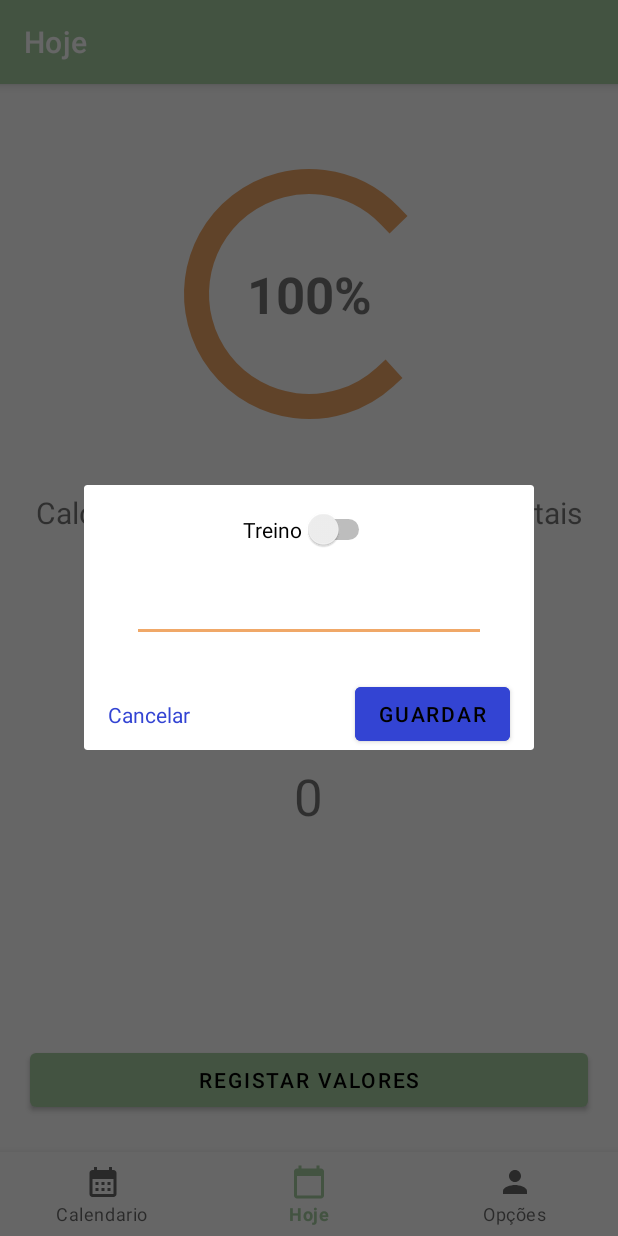
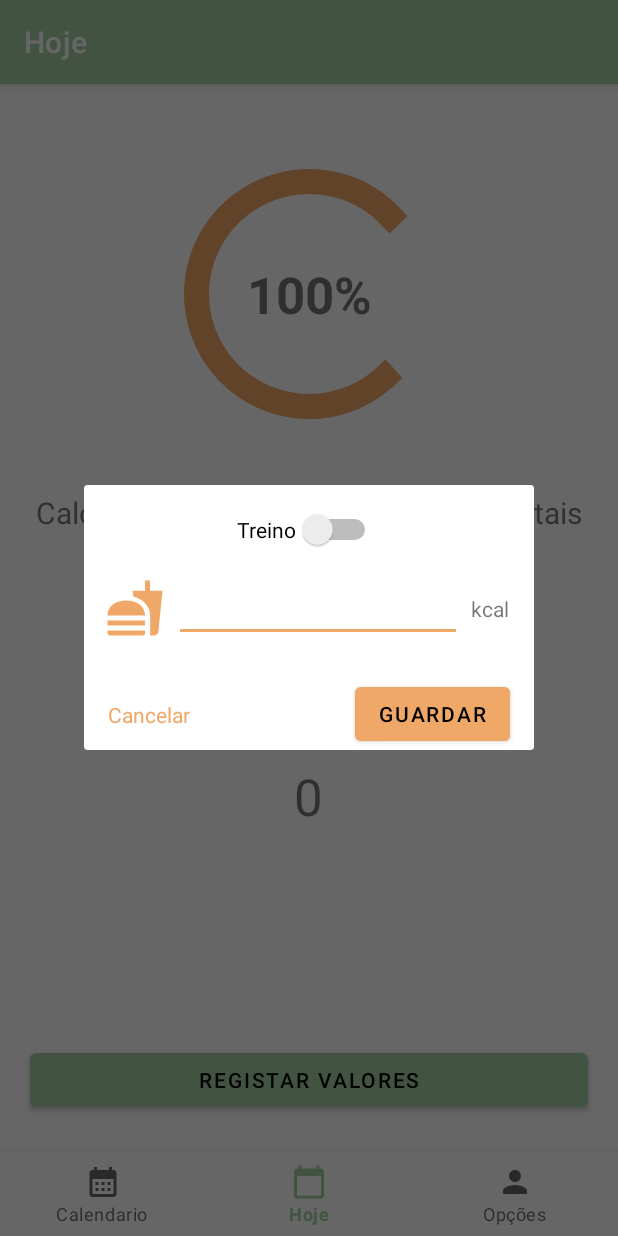
Before and after one commit to RicardoFernandes17/PDMProjetoFinal18476, an Android app: the fragment CreateCategoryLogDialogFragment placed in its activity, on a phone screen of 412 x 824 dp. Run offline under Robolectric (Android 15) with nearby library versions, the phone set to English and light mode, and no system bars; our stand-ins replace Firebase (no records; nobody signed in at launch, a user with empty details on screens opened directly), navigation-ui.

Commit message:
Changes 9/01/2023

```diff
--- a/app/src/main/java/ipca/pdm/pdmprojetofinal18476/helpers/Helpers.kt
+++ b/app/src/main/java/ipca/pdm/pdmprojetofinal18476/helpers/Helpers.kt
@@ -93,10 +93,10 @@ fun editCurrentGoal(
                 val itemToUpdate = DailyCountElement.fromDoc(documents.first())
                 itemToUpdate.goal = goal
 
-                getCaloriesCollection(database, user).document(itemToUpdate.uid!!)
+                getCaloriesCollection(database, user).document(itemToUpdate.uid)
                     .update(itemToUpdate.toHashMap()).addOnSuccessListener {
 
-                    }.addOnFailureListener { e ->
+                    }.addOnFailureListener { _ ->
                         Toast.makeText(
                             activity, "Falha de conexão", Toast.LENGTH_SHORT
                         ).show()
--- a/app/src/main/java/ipca/pdm/pdmprojetofinal18476/ui/home/CalendarListFragment.kt
+++ b/app/src/main/java/ipca/pdm/pdmprojetofinal18476/ui/home/CalendarListFragment.kt
@@ -96,7 +96,7 @@ class CalendarListFragment : Fragment() {
             calorieNumberTextView.text = "${items[position].counter}"
             calorieGoalTextView.text = "$burnedWithGoal"
 
-            val difference = (burnedWithGoal!! - items[position].counter!!).toInt()
+            val difference = (burnedWithGoal - items[position].counter!!).toInt()
 
             if (difference >= 0) {
                 if (items[position].date === today && difference >= 200 || items[position].date !== today) {
--- a/app/src/main/java/ipca/pdm/pdmprojetofinal18476/ui/home/CreateCategoryLogDialogFragment.kt
+++ b/app/src/main/java/ipca/pdm/pdmprojetofinal18476/ui/home/CreateCategoryLogDialogFragment.kt
@@ -47,6 +47,11 @@ class CreateCategoryLogDialogFragment : DialogFragment() {
 
         binding.textButtonView.setOnClickListener {
             dismiss()
+        }
+
+        binding.addRemoveSwitch.setOnClickListener {
+            val switch : Boolean = binding.addRemoveSwitch.isChecked
+            binding.iconView.setImageDrawable(resources.getDrawable(if (switch) R.drawable.ic_baseline_sports_gymnastics_24 else R.drawable.ic_baseline_fastfood_24))
         }
 
         binding.buttonAddCalorie.setOnClickListener {
@@ -102,7 +107,7 @@ class CreateCategoryLogDialogFragment : DialogFragment() {
 
             val result = "result"
 
-            parentFragmentManager.setFragmentResult("addCalLog", bundleOf("sucess" to result))
+            setFragmentResult("addCalLog", bundleOf("sucess" to result))
             dismiss()
         }
     }
--- a/app/src/main/java/ipca/pdm/pdmprojetofinal18476/ui/home/CurrentListFragment.kt
+++ b/app/src/main/java/ipca/pdm/pdmprojetofinal18476/ui/home/CurrentListFragment.kt
@@ -38,6 +38,10 @@ class CurrentListFragment : Fragment() {
             var dialog = CreateCategoryLogDialogFragment()
 
             dialog.show(childFragmentManager, "customDialog")
+
+            dialog.setFragmentResultListener("addCalLog"){
+                requestKey, bundle ->  getCurrentElement()
+            }
         }
 
         return binding.root
@@ -48,10 +52,6 @@ class CurrentListFragment : Fragment() {
 
         getCurrentElement()
 
-        setFragmentResultListener("addCalLog") { _, bundle ->
-            Toast.makeText(activity, "RTeste", Toast.LENGTH_SHORT)
-            getCurrentElement()
-        }
     }
 
     private fun getCurrentElement() {
--- /dev/null
+++ b/app/src/main/res/drawable/ic_baseline_fastfood_24.xml
@@ -0,0 +1,5 @@
+<vector android:height="24dp" android:tint="#000000"
+    android:viewportHeight="24" android:viewportWidth="24"
+    android:width="24dp" xmlns:android="http://schemas.android.com/apk/res/android">
+    <path android:fillColor="@android:color/white" android:pathData="M18.06,22.99h1.66c0.84,0 1.53,-0.64 1.63,-1.46L23,5.05h-5L18,1h-1.97v4.05h-4.97l0.3,2.34c1.71,0.47 3.31,1.32 4.27,2.26 1.44,1.42 2.43,2.89 2.43,5.29v8.05zM1,21.99L1,21h15.03v0.99c0,0.55 -0.45,1 -1.01,1L2.01,22.99c-0.56,0 -1.01,-0.45 -1.01,-1zM16.03,14.99c0,-8 -15.03,-8 -15.03,0h15.03zM1.02,17h15v2h-15z"/>
+</vector>
--- /dev/null
+++ b/app/src/main/res/drawable/ic_baseline_sports_gymnastics_24.xml
@@ -0,0 +1,5 @@
+<vector android:height="24dp" android:tint="#000000"
+    android:viewportHeight="24" android:viewportWidth="24"
+    android:width="24dp" xmlns:android="http://schemas.android.com/apk/res/android">
+    <path android:fillColor="@android:color/white" android:pathData="M4,6c0,-1.1 0.9,-2 2,-2s2,0.9 2,2S7.1,8 6,8S4,7.1 4,6zM1,9h6l7,-5l1.31,1.52L11.14,8.5H14L21.8,4L23,5.4L14.5,12L14,22h-2l-0.5,-10L8,11H1V9z"/>
+</vector>
--- a/app/src/main/res/layout/fragment_create_category_log_dialog_list_dialog.xml
+++ b/app/src/main/res/layout/fragment_create_category_log_dialog_list_dialog.xml
@@ -4,18 +4,18 @@
     xmlns:tools="http://schemas.android.com/tools"
     android:id="@+id/fragment_edit_settings"
     android:layout_width="match_parent"
-    android:minWidth="300dp"
     android:layout_height="wrap_content"
     android:layout_margin="10dp"
+    android:minWidth="300dp"
     tools:context=".ui.home.CreateCategoryLogDialogFragment">
 
         <EditText
             android:id="@+id/editTextNumber"
             android:layout_width="0dp"
             android:layout_height="wrap_content"
-            android:layout_marginStart="32dp"
+            android:layout_marginStart="60dp"
             android:layout_marginTop="16dp"
-            android:layout_marginEnd="32dp"
+            android:layout_marginEnd="48dp"
             android:ems="10"
             android:inputType="number"
             app:layout_constraintEnd_toEndOf="parent"
@@ -28,7 +28,9 @@
             android:layout_height="wrap_content"
             android:layout_alignParentTop="true"
             android:layout_marginTop="16dp"
-            android:backgroundTint="#3344D3"
+            android:backgroundTint="@color/secondary_200"
+            android:buttonTint="@color/secondary_200"
+            android:switchMinWidth="56dp"
             android:text="Treino"
             app:layout_constraintEnd_toEndOf="parent"
             app:layout_constraintStart_toStartOf="parent"
@@ -40,7 +42,7 @@
             android:layout_height="wrap_content"
             android:layout_marginTop="24dp"
             android:layout_marginEnd="16dp"
-            android:backgroundTint="#3344D3"
+            android:backgroundTint="@color/secondary_200"
             android:text="Guardar"
             app:layout_constraintEnd_toEndOf="parent"
             app:layout_constraintTop_toBottomOf="@+id/editTextNumber" />
@@ -51,9 +53,30 @@
             android:layout_height="wrap_content"
             android:layout_marginStart="16dp"
             android:text="Cancelar"
-            android:textColor="#3344D3"
+            android:textColor="@color/secondary_200"
             app:layout_constraintBottom_toBottomOf="@+id/buttonAddCalorie"
             app:layout_constraintStart_toStartOf="parent"
             app:layout_constraintTop_toTopOf="@+id/buttonAddCalorie" />
 
+        <TextView
+            android:id="@+id/textView"
+            android:layout_width="wrap_content"
+            android:layout_height="wrap_content"
+            android:layout_marginStart="6dp"
+            android:text="kcal"
+            app:layout_constraintBottom_toBottomOf="@+id/editTextNumber"
+            app:layout_constraintStart_toEndOf="@+id/editTextNumber"
+            app:layout_constraintTop_toTopOf="@+id/editTextNumber" />
+
+        <ImageView
+            android:id="@+id/iconView"
+            android:layout_width="40dp"
+            android:layout_height="40dp"
+            android:layout_marginEnd="6dp"
+            android:src="@drawable/ic_baseline_fastfood_24"
+            app:layout_constraintBottom_toBottomOf="@+id/editTextNumber"
+            app:layout_constraintEnd_toStartOf="@+id/editTextNumber"
+            app:layout_constraintTop_toTopOf="@+id/editTextNumber"
+            app:tint="@color/secondary_200" />
+
 </androidx.constraintlayout.widget.ConstraintLayout>
--- a/app/src/main/res/layout/fragment_current_list.xml
+++ b/app/src/main/res/layout/fragment_current_list.xml
@@ -34,6 +34,10 @@
         android:layout_width="200dp"
         android:layout_height="200dp"
         android:layout_marginTop="40dp"
+        android:indeterminate="false"
+        android:max="100"
+        android:progress="50"
+        android:secondaryProgress="100"
         app:layout_constraintEnd_toEndOf="parent"
         app:layout_constraintStart_toStartOf="parent"
         app:layout_constraintTop_toTopOf="parent" />
--- a/app/src/main/res/layout/fragment_edit_user_settings_dialog_list_dialog.xml
+++ b/app/src/main/res/layout/fragment_edit_user_settings_dialog_list_dialog.xml
@@ -27,7 +27,7 @@
             android:layout_width="wrap_content"
             android:layout_height="wrap_content"
             android:layout_marginTop="24dp"
-            android:backgroundTint="#3344D3"
+            android:backgroundTint="@color/secondary_200"
             android:text="Guardar"
             app:layout_constraintEnd_toEndOf="parent"
             app:layout_constraintStart_toStartOf="parent"
```
